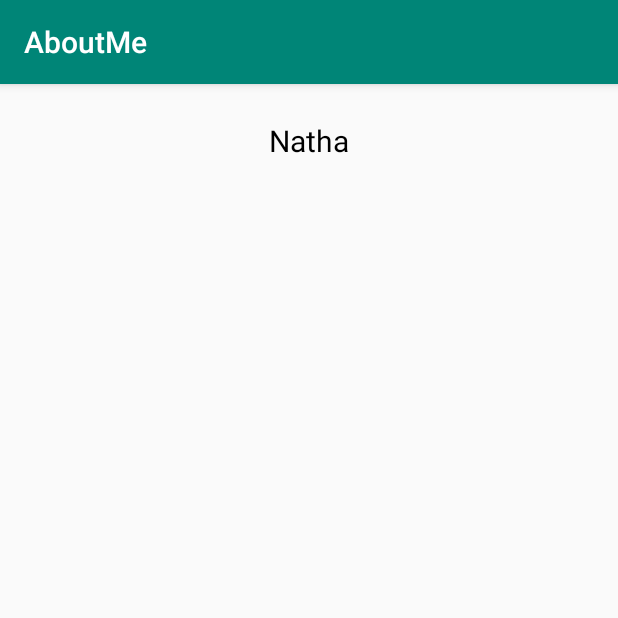
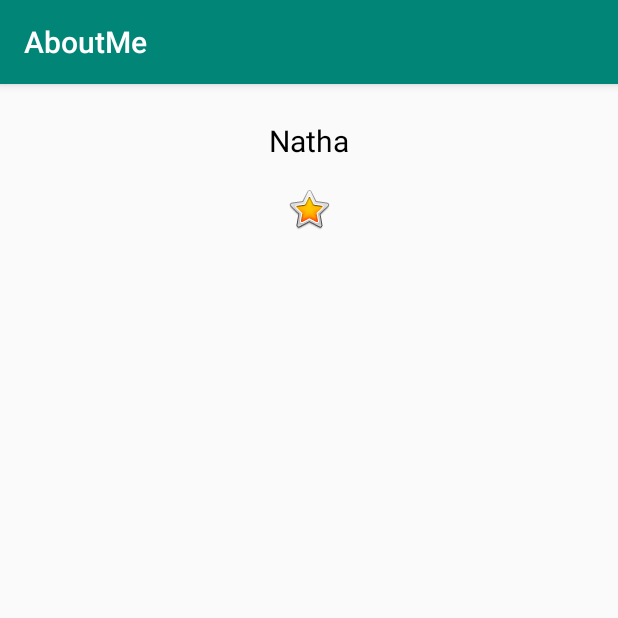
Before and after one commit to Cyl3el2Cleal2/AboutMe01, an Android app: the screen it shows after launch (MainActivity), on a phone screen of 412 x 824 dp, the top half of it. Run offline under Robolectric (Android 15) with nearby library versions, the phone set to English and light mode, and no system bars.

Commit message:
Task 7 Add a ImageView

```diff
--- a/app/src/main/res/layout/activity_main.xml
+++ b/app/src/main/res/layout/activity_main.xml
@@ -13,4 +13,9 @@
             android:layout_height="wrap_content" android:id="@+id/name_text"
             android:textAlignment="center"
             style="@style/NameStyle"/>
+    <ImageView
+            android:layout_width="match_parent"
+            android:layout_height="wrap_content" app:srcCompat="@android:drawable/btn_star_big_on"
+            android:id="@+id/star_image" android:contentDescription="@string/yellow_star"
+            android:layout_marginTop="@dimen/layout_margin"/>
 </LinearLayout>
--- a/app/src/main/res/values/strings.xml
+++ b/app/src/main/res/values/strings.xml
@@ -1,4 +1,5 @@
 <resources>
     <string name="app_name">AboutMe</string>
     <string name="name">Natha</string>
+    <string name="yellow_star">Yellow star</string>
 </resources>
```
